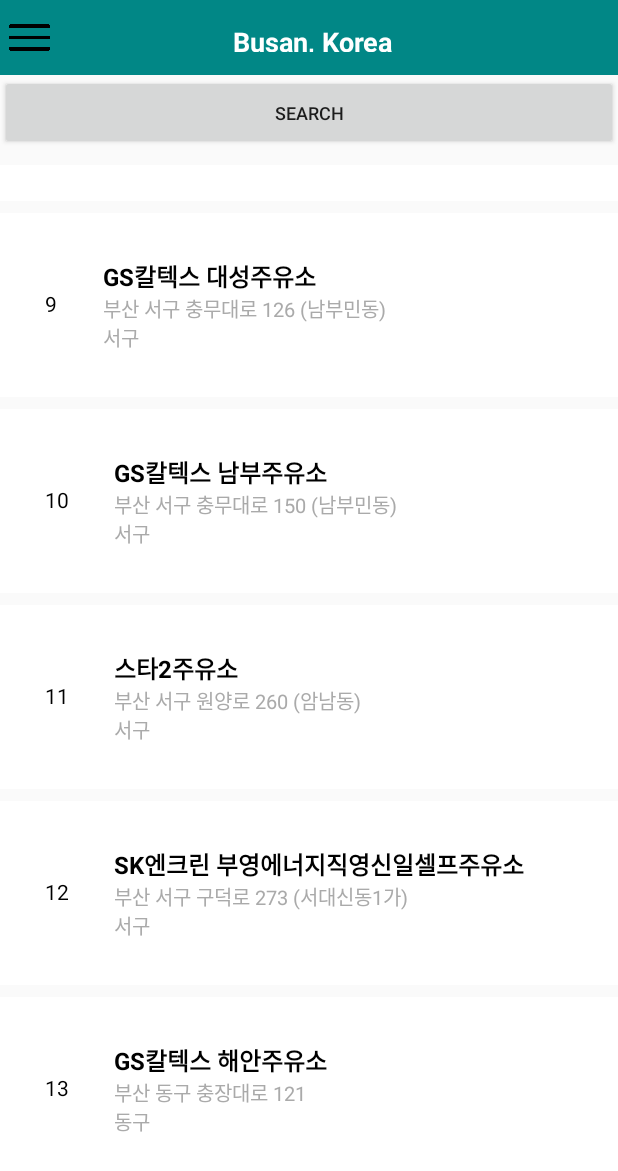
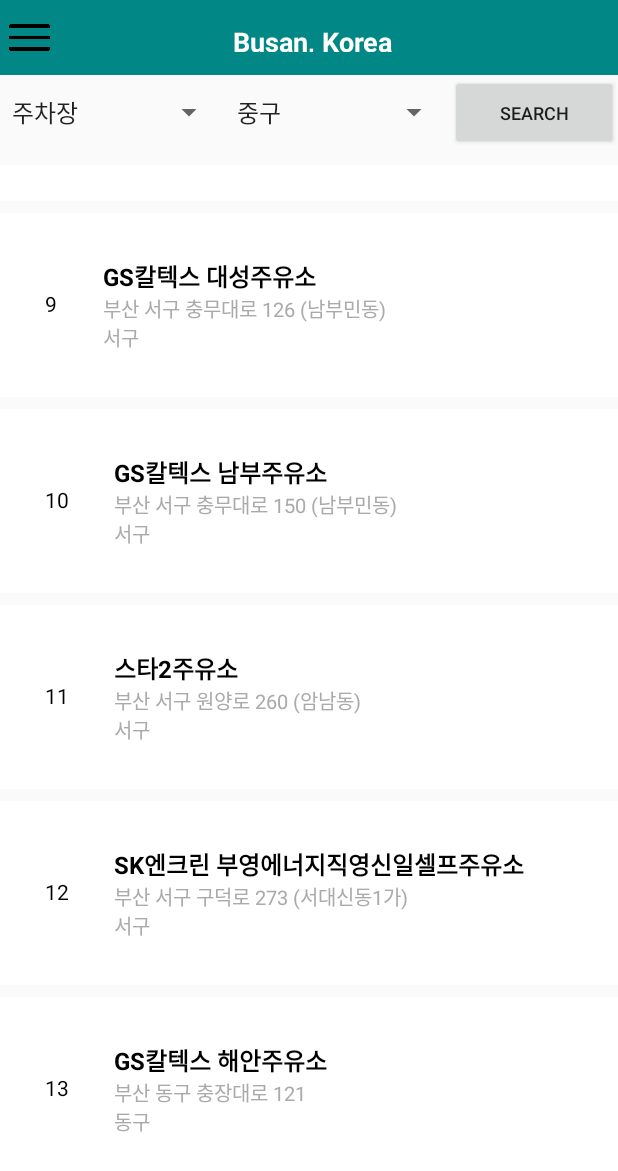
Before and after one commit to ukssss/Capstone_ParkingLot, an Android app: the MainActivity2 screen opened directly, with no data from a screen before it, scrolled down 1013 dp, on a phone screen of 412 x 824 dp. Shown: the top 1171 px of the screen. Run offline under Robolectric (Android 15) with nearby library versions, the phone set to English and light mode, and no system bars.

Commit message:
2022.08.18 19:09 activity_main2.xml 레이아웃 수정

```diff
--- a/app/src/main/res/layout/activity_main2.xml
+++ b/app/src/main/res/layout/activity_main2.xml
@@ -16,7 +16,23 @@
 
         <LinearLayout
             android:layout_width="match_parent"
-            android:layout_height="50dp">
+            android:layout_height="50dp"
+            android:orientation="horizontal"
+            android:weightSum="10">
+
+            <Spinner
+                android:id="@+id/type_sp"
+                android:layout_width="150dp"
+                android:layout_height="match_parent"
+                android:hint="유형"
+                android:entries="@array/유형"/>
+
+            <Spinner
+                android:id="@+id/div_sp"
+                android:layout_width="150dp"
+                android:layout_height="match_parent"
+                android:hint="행정구역"
+                android:entries="@array/행정구역"/>
 
             <Button
                 android:id="@+id/button"
@@ -34,6 +50,7 @@
             android:layout_height="match_parent"
             android:paddingTop="10dp"
             android:paddingBottom="10dp"
+            android:text="조회하시려면 'Search' 를 눌러주세요"
             tools:ignore="MissingConstraints"
             tools:listitem="@layout/parkinglot_listview">
 
--- a/app/src/main/res/values/spinner.xml
+++ b/app/src/main/res/values/spinner.xml
@@ -18,4 +18,9 @@
         <item>사상구</item>
         <item>기장군</item>
     </string-array>
+
+    <string-array name="유형">
+        <item>주차장</item>
+        <item>주유소</item>
+    </string-array>
 </resources>
```
